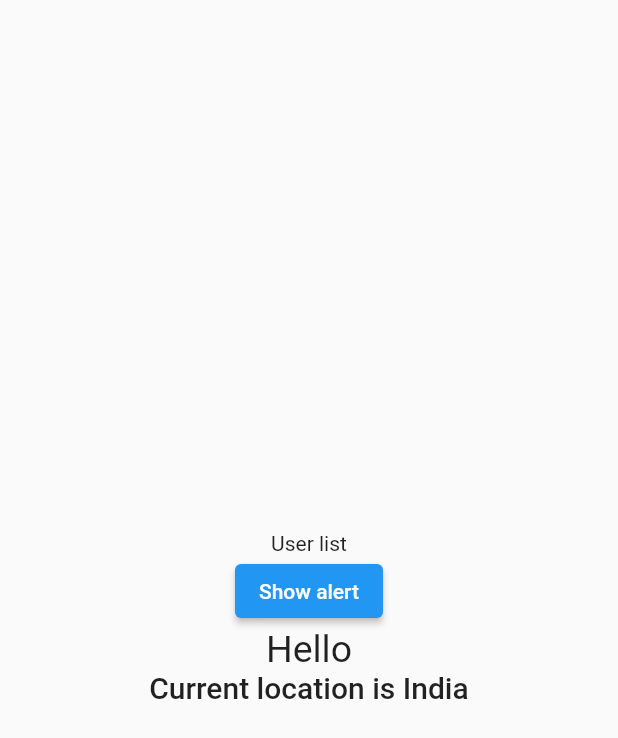
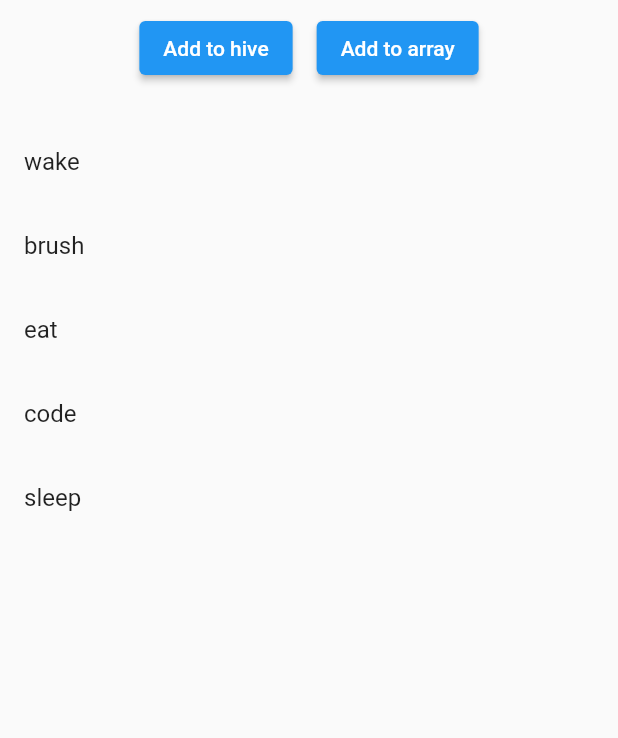
Before and after one commit to mohammedismayil/fista, a Flutter app: the screen it shows after launch, on a phone screen of 412 x 824 dp. Shown: the top 738 px of the screen. Run offline on Flutter 3.47's test engine with Material 2 defaults, Android fonts, the phone set to English and light mode, and no system bars; our stand-ins replace hive, hive_flutter; accounts and stored records are empty.

Commit message:
value listenable builder initiated

```diff
--- /dev/null
+++ b/lib/Screens/TodoListScreen.dart
@@ -0,0 +1,91 @@
+import 'package:flutter/material.dart';
+import 'package:hive/hive.dart';
+import 'package:hive_flutter/hive_flutter.dart';
+
+class TodoListScreen extends StatefulWidget {
+  const TodoListScreen({Key? key}) : super(key: key);
+
+  @override
+  State<TodoListScreen> createState() => _TodoListScreenState();
+}
+
+class _TodoListScreenState extends State<TodoListScreen> {
+  List todos = ["wake", "brush", "eat", "code", "sleep"];
+
+  getBookCount() {
+    if (Hive.box("booklist").isNotEmpty) {
+      if (Hive.box("booklist").getAt(0) != null) {
+        return Hive.box("booklist").values.length.toString();
+      } else {
+        return "";
+      }
+    } else {
+      return "";
+    }
+  }
+
+  addBookInHive() {
+    setState(() {
+      Hive.box("booklist").add("Davincicode");
+    });
+  }
+
+  addToLocalArray() {
+    setState(() {
+      todos.add("mehrezeyaa");
+      Hive.box("booklist");
+    });
+  }
+
+  @override
+  Widget build(BuildContext context) {
+    print("Todo list widget building");
+    return Scaffold(
+      body: SafeArea(
+        child: Column(
+          children: [
+            Row(
+              mainAxisAlignment: MainAxisAlignment.center,
+              children: [
+                Padding(
+                  padding: const EdgeInsets.all(8.0),
+                  child: ElevatedButton(
+                      onPressed: () {
+                        addBookInHive();
+                      },
+                      child: Text("Add to hive")),
+                ),
+                Padding(
+                  padding: const EdgeInsets.all(8.0),
+                  child: ElevatedButton(
+                      onPressed: () {
+                        addToLocalArray();
+                      },
+                      child: Text("Add to array")),
+                )
+              ],
+            ),
+            Text(getBookCount()),
+            ValueListenableBuilder(
+              valueListenable: Hive.box("booklist").listenable(),
+              builder: (context, value, child) {
+                return SingleChildScrollView(
+                  child: ListView.builder(
+                    scrollDirection: Axis.vertical,
+                    shrinkWrap: true,
+                    itemCount: todos.length,
+                    itemBuilder: (context, index) {
+                      return ListTile(
+                        title: Text(todos[index]),
+                      );
+                    },
+                  ),
+                );
+              },
+            ),
+          ],
+        ),
+      ),
+    );
+  }
+}
--- a/lib/main.dart
+++ b/lib/main.dart
@@ -19,6 +19,7 @@ import 'package:flutterdemo/WelcomeScreen/WelcomeScreen.dart';
 import 'package:hive/hive.dart';
 import 'package:hive_flutter/hive_flutter.dart';
 
+import 'Screens/TodoListScreen.dart';
 import 'Screens/WishListScreen/WishListScreen.dart';
 import 'package:provider/provider.dart';
 import 'package:path_provider/path_provider.dart';
@@ -28,6 +29,7 @@ void main() async {
     Hive.init(directory.path);
 
     await Hive.openBox('balance');
+  await Hive.openBox('booklist');
   runApp(
     MultiProvider(
       providers: [
@@ -65,7 +67,7 @@ class _MyAppState extends State<MyApp> {
           primarySwatch: Colors.blue,
         ),
         debugShowCheckedModeBanner: false,
-        home: Material(child: NotesScreen()));
+        home: Material(child: TodoListScreen()));
   }
 
   @override
```
